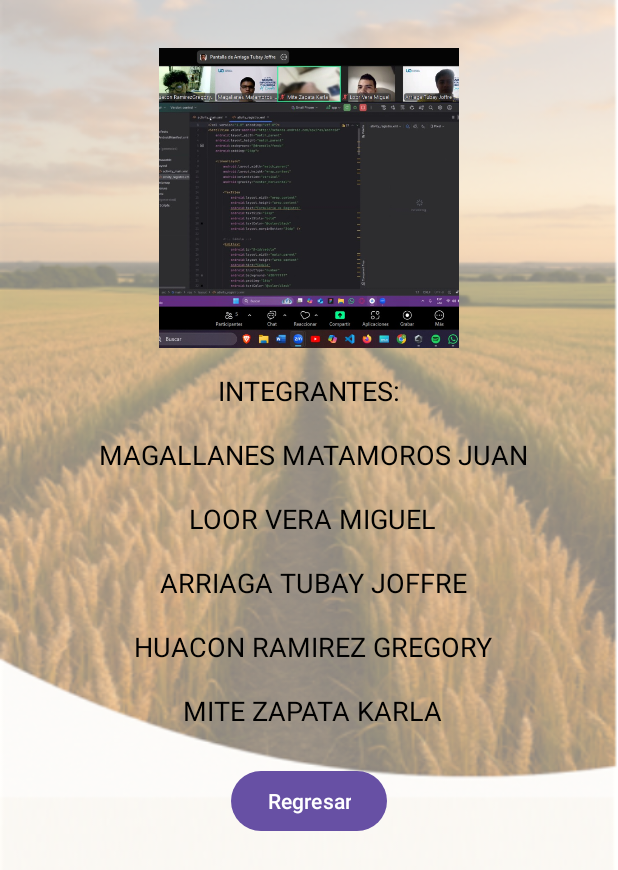
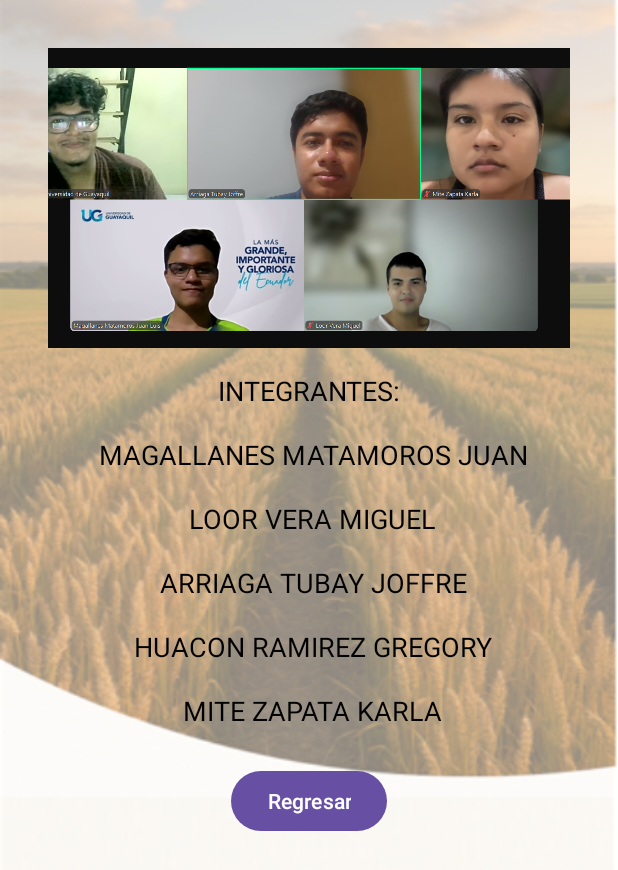
Before and after one commit to JoffreArriag/ProyectoDAM, an Android app: the layout activity_acerca_de.xml on its own in the app's theme, with its tools: preview values and no code run, on a phone screen of 412 x 824 dp. Shown: the top 870 px of the screen. Run offline under Robolectric (Android 15) with nearby library versions, the phone set to English and light mode, and no system bars.

Commit message:
cambios nuevos

```diff
--- a/app/src/main/res/layout/activity_acerca_de.xml
+++ b/app/src/main/res/layout/activity_acerca_de.xml
@@ -14,7 +14,7 @@
 
         <ImageView
             android:id="@+id/imgFotoGrupo"
-            android:layout_width="200dp"
+            android:layout_width="match_parent"
             android:layout_height="200dp"
             android:src="@drawable/foto_grupo"
             android:scaleType="centerCrop"
--- a/app/src/main/res/layout/ativity_registro.xml
+++ b/app/src/main/res/layout/ativity_registro.xml
@@ -82,7 +82,6 @@
             android:layout_width="match_parent"
             android:layout_height="48dp"
             android:padding="8dp"
-            android:hint="@string/nacionalidad"
             android:layout_marginBottom="12dp"/>
 
         <!-- Género -->
```
Also changed, not shown: app/src/main/res/drawable/foto_grupo.jpg (deleted), app/src/main/res/drawable/foto_grupo.png (added).
